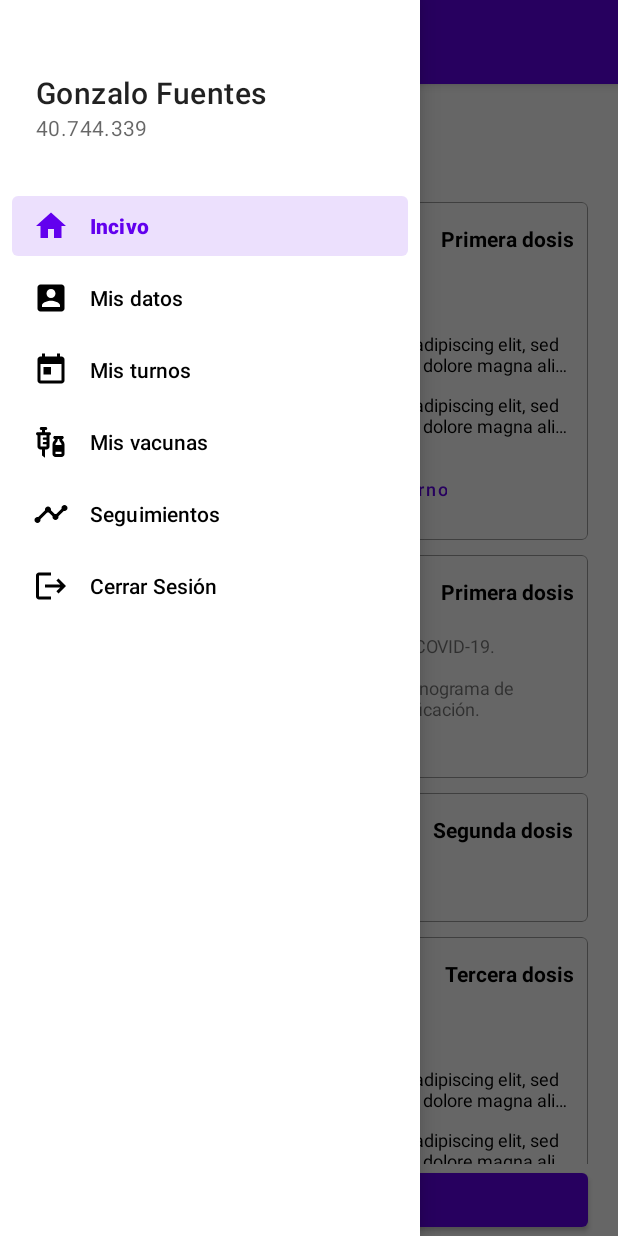
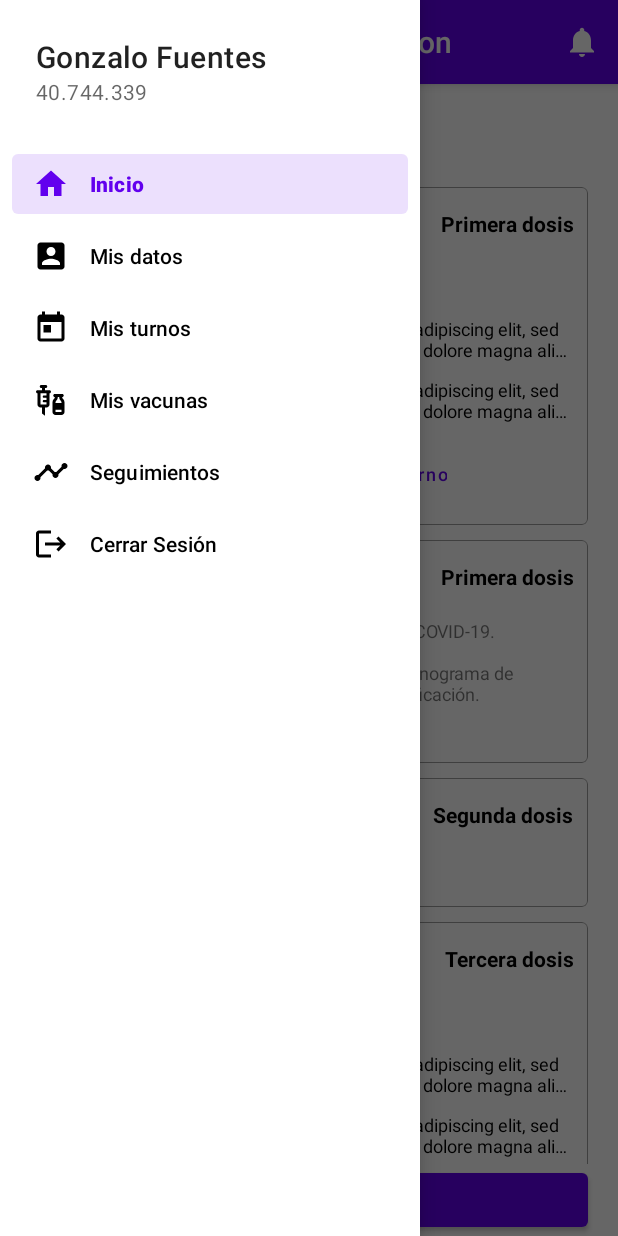
Before and after one commit to fuentesd10s/Vacunate-PBA-Recreation, an Android app: the screen it shows after launch (MainActivity), with the side drawer open, on a phone screen of 412 x 824 dp. Run offline under Robolectric (Android 15) with nearby library versions, the phone set to English and light mode, and no system bars.

Commit message:
Changes from Laptop

```diff
--- a/app/src/main/java/com/fuentescreations/vacunatepbarecreation/MainActivity.kt
+++ b/app/src/main/java/com/fuentescreations/vacunatepbarecreation/MainActivity.kt
@@ -2,10 +2,19 @@ package com.fuentescreations.vacunatepbarecreation
 
 import androidx.appcompat.app.AppCompatActivity
 import android.os.Bundle
+import com.fuentescreations.vacunatepbarecreation.databinding.ActivityMainBinding
 
 class MainActivity : AppCompatActivity() {
+
+    private lateinit var b: ActivityMainBinding
+
     override fun onCreate(savedInstanceState: Bundle?) {
         super.onCreate(savedInstanceState)
-        setContentView(R.layout.activity_main)
+        b = ActivityMainBinding.inflate(layoutInflater)
+        setContentView(b.root)
+
+        b.topAppBar.setNavigationOnClickListener {
+            b.drawerLayout.open()
+        }
     }
 }
--- /dev/null
+++ b/app/src/main/res/drawable/ic_menu.xml
@@ -0,0 +1,10 @@
+<vector xmlns:android="http://schemas.android.com/apk/res/android"
+    android:width="24dp"
+    android:height="24dp"
+    android:viewportWidth="24"
+    android:viewportHeight="24"
+    android:tint="?attr/colorControlNormal">
+  <path
+      android:fillColor="@android:color/white"
+      android:pathData="M3,18h18v-2L3,16v2zM3,13h18v-2L3,11v2zM3,6v2h18L21,6L3,6z"/>
+</vector>
--- /dev/null
+++ b/app/src/main/res/drawable/ic_notification.xml
@@ -0,0 +1,10 @@
+<vector xmlns:android="http://schemas.android.com/apk/res/android"
+    android:width="24dp"
+    android:height="24dp"
+    android:viewportWidth="24"
+    android:viewportHeight="24"
+    android:tint="?attr/colorControlNormal">
+  <path
+      android:fillColor="@android:color/white"
+      android:pathData="M12,22c1.1,0 2,-0.9 2,-2h-4c0,1.1 0.89,2 2,2zM18,16v-5c0,-3.07 -1.64,-5.64 -4.5,-6.32L13.5,4c0,-0.83 -0.67,-1.5 -1.5,-1.5s-1.5,0.67 -1.5,1.5v0.68C7.63,5.36 6,7.92 6,11v5l-2,2v1h16v-1l-2,-2z"/>
+</vector>
--- a/app/src/main/res/layout/activity_main.xml
+++ b/app/src/main/res/layout/activity_main.xml
@@ -13,13 +13,12 @@
         app:layout_constraintBottom_toBottomOf="parent"
         app:layout_constraintEnd_toEndOf="parent"
         app:layout_constraintStart_toStartOf="parent"
-        app:layout_constraintTop_toTopOf="parent"
-        tools:openDrawer="start">
+        app:layout_constraintTop_toTopOf="parent">
 
         <androidx.coordinatorlayout.widget.CoordinatorLayout
             android:layout_width="match_parent"
             android:layout_height="match_parent"
-            android:fitsSystemWindows="true">
+            android:fitsSystemWindows="false">
 
             <com.google.android.material.appbar.AppBarLayout
                 style="@style/Widget.MaterialComponents.AppBarLayout.PrimarySurface"
@@ -32,6 +31,8 @@
                     style="@style/Widget.MaterialComponents.Toolbar.PrimarySurface"
                     android:layout_width="match_parent"
                     android:layout_height="?attr/actionBarSize"
+                    app:menu="@menu/top_app_bar"
+                    app:navigationIcon="@drawable/ic_menu"
                     android:background="@android:color/transparent"
                     android:elevation="0dp"
                     app:title="@string/app_name" />
@@ -50,6 +51,7 @@
         </androidx.coordinatorlayout.widget.CoordinatorLayout>
 
         <com.google.android.material.navigation.NavigationView
+            android:id="@+id/navView"
             android:layout_width="wrap_content"
             android:layout_height="match_parent"
             android:layout_gravity="start"
--- a/app/src/main/res/layout/fragment_summary.xml
+++ b/app/src/main/res/layout/fragment_summary.xml
@@ -26,7 +26,7 @@
                 android:text="¡Hola, Gonzalo Rafael!"
                 android:textColor="@color/md_grey_800"
                 android:textSize="22sp"
-                android:layout_marginTop="20dp"/>
+                android:layout_marginTop="10dp"/>
             <TextView
                 android:layout_width="match_parent"
                 android:layout_height="wrap_content"
--- a/app/src/main/res/layout/header_navigation_drawer.xml
+++ b/app/src/main/res/layout/header_navigation_drawer.xml
@@ -7,7 +7,7 @@
     <TextView
         android:layout_width="wrap_content"
         android:layout_height="wrap_content"
-        android:layout_marginTop="48dp"
+        android:layout_marginTop="24dp"
         android:layout_marginStart="24dp"
         android:layout_marginEnd="24dp"
         android:textAppearance="?attr/textAppearanceHeadline6"
@@ -16,7 +16,7 @@
     <TextView
         android:layout_width="wrap_content"
         android:layout_height="wrap_content"
-        android:layout_marginBottom="24dp"
+        android:layout_marginBottom="20dp"
         android:layout_marginStart="24dp"
         android:layout_marginEnd="24dp"
         android:textAppearance="?attr/textAppearanceBody2"
--- a/app/src/main/res/menu/navigation_drawer.xml
+++ b/app/src/main/res/menu/navigation_drawer.xml
@@ -5,7 +5,7 @@
         android:checkableBehavior="single">
         <item
             android:id="@+id/item1"
-            android:title="Incivo"
+            android:title="Inicio"
             android:icon="@drawable/ic_home"
             android:checked="true" />
         <item
--- /dev/null
+++ b/app/src/main/res/menu/top_app_bar.xml
@@ -0,0 +1,9 @@
+<?xml version="1.0" encoding="utf-8"?>
+<menu xmlns:android="http://schemas.android.com/apk/res/android"
+    xmlns:app="http://schemas.android.com/apk/res-auto">
+    <item
+        android:id="@+id/favorite"
+        android:icon="@drawable/ic_notification"
+        app:showAsAction="ifRoom"
+        android:title="Notification" />
+</menu>
```
